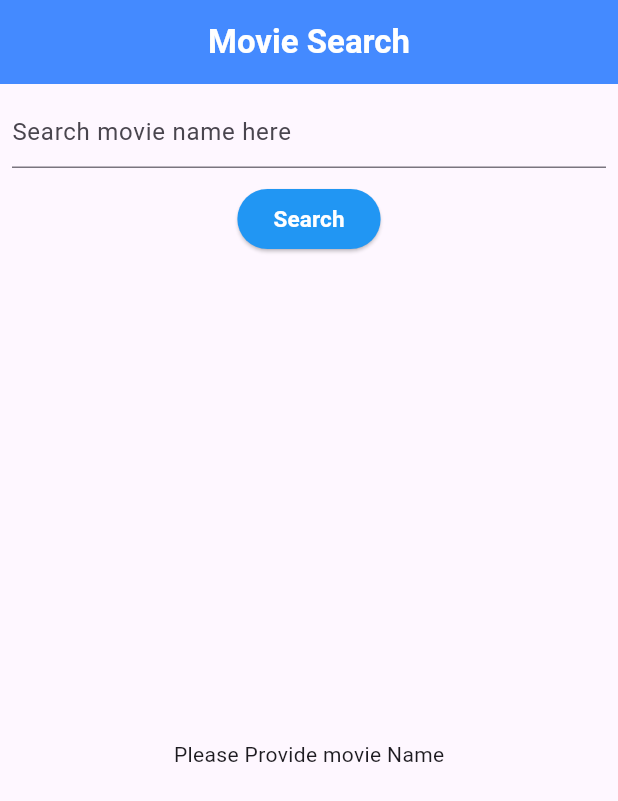
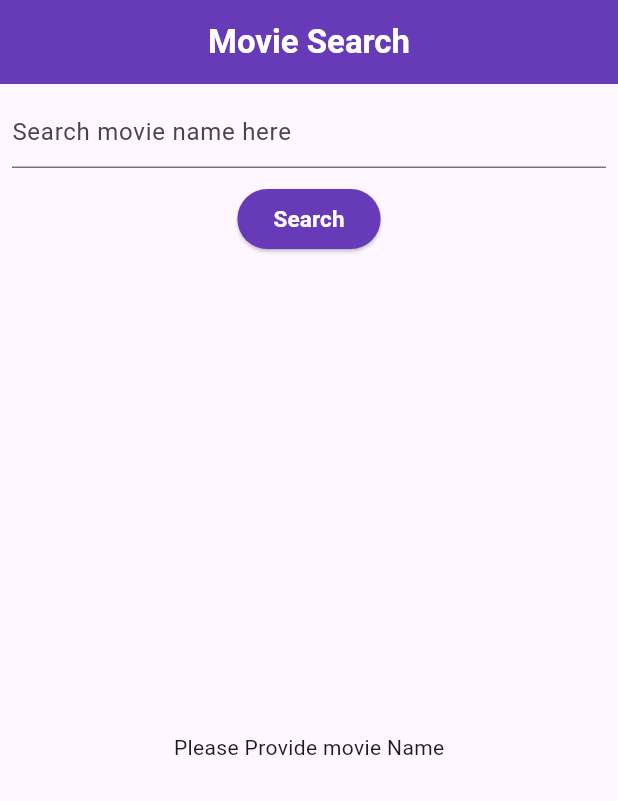
Before and after one commit to Yousafmanan/movies_search_api, a Flutter app: the screen it shows after launch, on a phone screen of 412 x 824 dp. Shown: the top 801 px of the screen. Run offline on Flutter 3.47's test engine with Material 3 defaults, Android fonts, the phone set to English and light mode, and no system bars; our stand-ins replace fluttertoast.

Commit message:
Added internet permission and made ui changes as well

```diff
--- a/lib/screens/home_screen.dart
+++ b/lib/screens/home_screen.dart
@@ -51,7 +51,7 @@ class _HomeScreenState extends State<HomeScreen> {
   Widget build(BuildContext context) {
     return Scaffold(
       appBar: AppBar(
-        backgroundColor: Colors.blueAccent,
+        backgroundColor: Colors.deepPurple,
         centerTitle: true,
         title: const Text(
           "Movie Search",
@@ -71,7 +71,7 @@ class _HomeScreenState extends State<HomeScreen> {
             ),
             ElevatedButton(
                 style: ElevatedButton.styleFrom(
-                  backgroundColor: Colors.blue,
+                  backgroundColor: Colors.deepPurple,
                 ),
                 // button press
                 onPressed: () {
@@ -81,7 +81,7 @@ class _HomeScreenState extends State<HomeScreen> {
                   } else {
                     Fluttertoast.showToast(
                         msg: 'Please Provide Movie Name',
-                        backgroundColor: Colors.blue);
+                        backgroundColor: Colors.deepPurple);
                   }
                 },
                 child: const Text(
@@ -91,7 +91,7 @@ class _HomeScreenState extends State<HomeScreen> {
                       fontSize: 15,
                       fontWeight: FontWeight.bold),
                 )),
-          const SizedBox(height: 20,),
+          const SizedBox(height: 10,),
             Expanded(child: StreamBuilder(
                 stream: stream,
                 builder: (context,snapshot){
@@ -112,18 +112,28 @@ class _HomeScreenState extends State<HomeScreen> {
                             return MovieDetailScreen(movieModel: movie,);
                           }));
                         },
-                        child: SizedBox(
-                          height: 300,
-                          width: double.infinity,
-                          child:  Image.network(movie.poster!),
+                        child: SingleChildScrollView(
+                          child: Column(
+                            mainAxisAlignment: MainAxisAlignment.center,
+                            crossAxisAlignment: CrossAxisAlignment.center,
+                            children: [
+                              SizedBox(
+                                height: 500,
+                                width: double.infinity,
+                                child:  Image.network(movie.poster!),
+                              ),
+                              const SizedBox(height: 20,),
+                              const Text('Click on Movie Poster for more Details', style: TextStyle(color: Colors.deepPurple, fontSize: 16, fontWeight: FontWeight.bold),),
+                              const SizedBox(height: 50,)
+                            ],
+                          ),
                         ),
                       );
                     }
                   }else{
                     return const Center(child: CircularProgressIndicator(),);
                   }
-
-                }))
+                })),
           ],
         ),
       ),
--- a/lib/screens/movie_detail_screen.dart
+++ b/lib/screens/movie_detail_screen.dart
@@ -11,9 +11,9 @@ class MovieDetailScreen extends StatelessWidget {
     return Scaffold(
       appBar: AppBar(
         iconTheme: const IconThemeData(
-          color: Colors.white,
-        ),
-        backgroundColor: Colors.blue,
+          color: Colors.white,),
+        backgroundColor: Colors.deepPurple,
+        centerTitle: true,
         title: const Text(
           'Movie Detail', style: TextStyle(color: Colors.white),),
       ),
```
Also changed, not shown: 1 other file.
